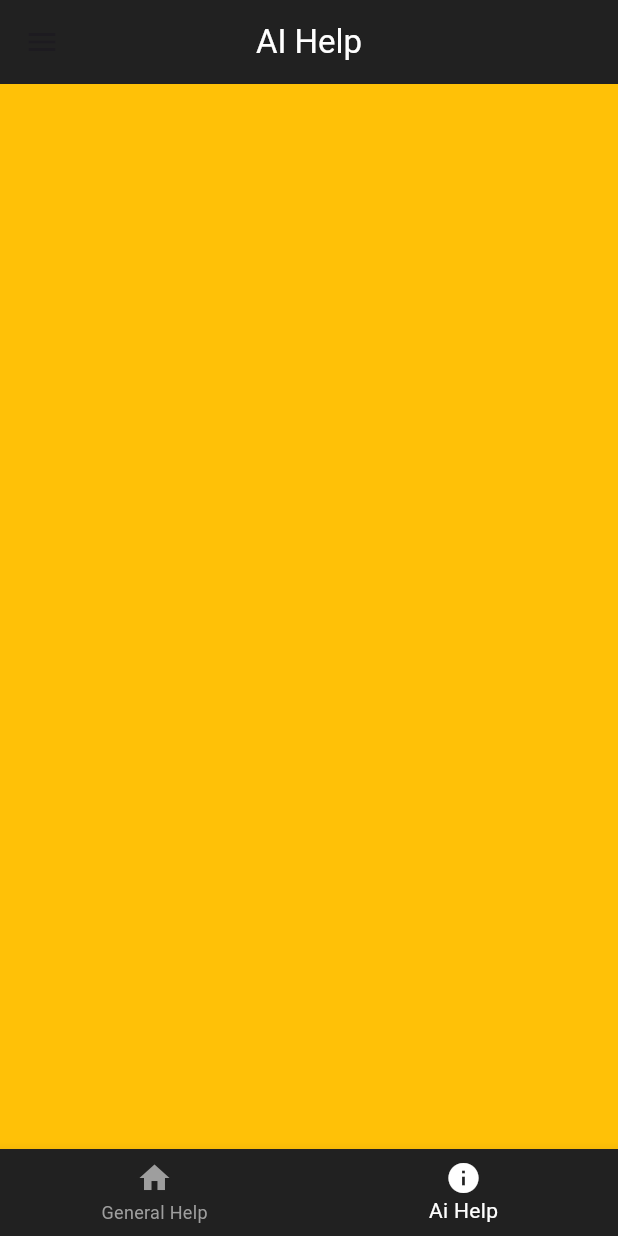
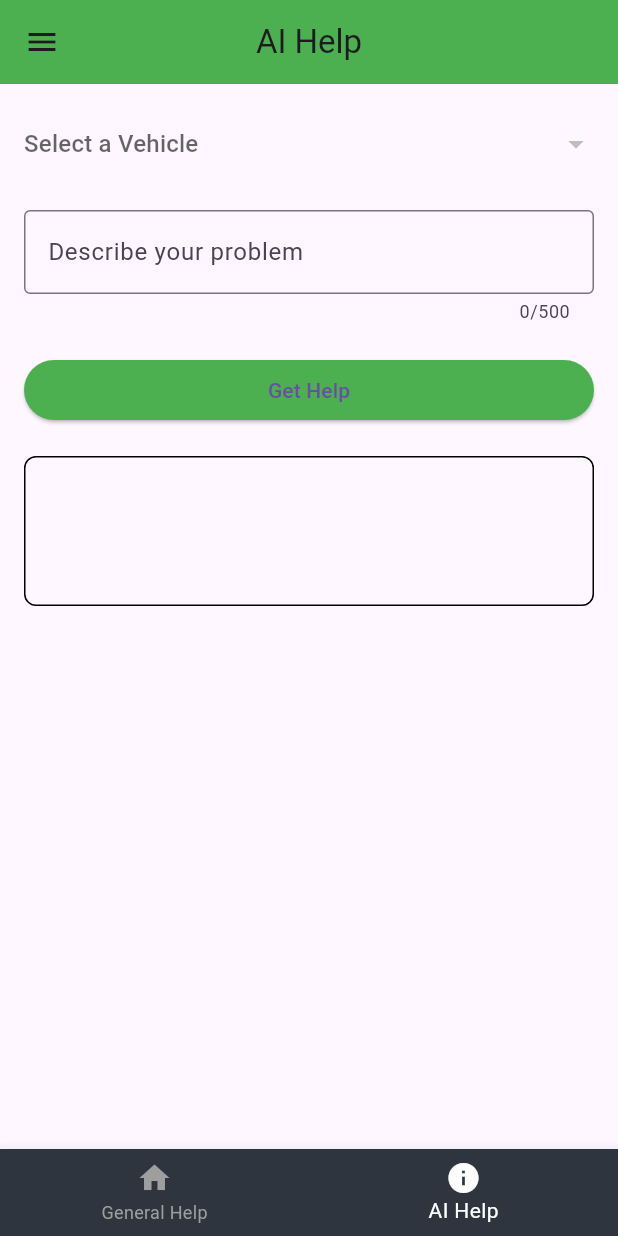
Before and after one commit to CSCI4100U/mobile-group-project-2023-abdul-alam-li-rana, a Flutter app: the AiHelp screen opened directly, on a phone screen of 412 x 824 dp. Run offline on Flutter 3.47's test engine with Material 3 defaults, Android fonts, the light colour scheme and no system bars; our stand-ins replace cloud_firestore, firebase_auth, firebase_core, firebase_storage, flutter_local_notifications, flutter_svg and 5 more; missing offline and left inert: mapbox_gl, mapbox_polyline_points; accounts and stored records are empty.

Commit message:
updated AI page, added service database options fixed glitch of vehicle details

```diff
--- a/final_project/lib/ai_help.dart
+++ b/final_project/lib/ai_help.dart
@@ -1,7 +1,9 @@
-import 'package:final_project/help_page.dart';
 import 'package:flutter/material.dart';
-
+import 'vehicle.dart';
+import 'vehicle_dropdown.dart';
 import 'sidebar.dart';
+import 'dbops.dart';
+import 'help_page.dart';
 
 class AiHelp extends StatefulWidget {
   @override
@@ -9,31 +11,123 @@ class AiHelp extends StatefulWidget {
 }
 
 class _AiHelpState extends State<AiHelp> {
-  int _selectedIndex = 1; // Set to 1 for the second option
+  int _selectedIndex = 1;
+  List<Vehicle> _userVehicles = [];
+  Vehicle? _selectedVehicle;
+  String _description = '';
+  String _apiResponse = '';
+
+  final TextEditingController _descriptionController = TextEditingController();
   final GlobalKey<ScaffoldState> _scaffoldKey = GlobalKey<ScaffoldState>();
+
+  @override
+  void initState() {
+    super.initState();
+    _loadUserVehicles();
+  }
+
+  Future<void> _loadUserVehicles() async {
+    List<Vehicle> vehicles = await getVehicle();
+    setState(() {
+      _userVehicles = vehicles;
+    });
+  }
+
+  void _getHelp() {
+    if (_selectedVehicle == null || _description.isEmpty) {
+      showDialog(
+        context: context,
+        builder: (BuildContext context) {
+          return AlertDialog(
+            title: Text('Missing Information'),
+            content: Text('Please select a vehicle and enter a description.'),
+            actions: <Widget>[
+              TextButton(
+                child: Text('OK'),
+                onPressed: () {
+                  Navigator.of(context).pop(); // Dismiss the dialog
+                },
+              ),
+            ],
+          );
+        },
+      );
+      return;
+    }
+
+    // Call your API here and update _apiResponse
+    // For now, this is just a placeholder response
+    setState(() {
+      _apiResponse = 'Response from the API based on Vehicle: ${_selectedVehicle!.make} and Description: $_description';
+    });
+  }
 
   @override
   Widget build(BuildContext context) {
     return Scaffold(
-      backgroundColor: Colors.amber,
       key: _scaffoldKey,
       appBar: AppBar(
-        backgroundColor: Colors.grey[900],
-        title: Text('AI Help',
-        style: TextStyle(color: Colors.white),),
+        backgroundColor: Color(0xFF4CAF50), // Green color for the AppBar
+        title: Text('AI Help'),
         centerTitle: true,
         leading: IconButton(
           icon: Icon(Icons.menu),
-          onPressed: () {
-            _scaffoldKey.currentState!.openDrawer();
-          },
+          onPressed: () => _scaffoldKey.currentState?.openDrawer(),
         ),
       ),
-      body: Center(
+      drawer: SideMenu(parentContext: context),
+      body: SingleChildScrollView(
+        padding: EdgeInsets.all(16.0),
+        child: Container(
+          child: Column(
+            crossAxisAlignment: CrossAxisAlignment.stretch,
+            children: [
+              VehicleDropdown(
+                vehicles: _userVehicles,
+                onVehicleSelected: _onVehicleSelected,
+              ),
+              SizedBox(height: 20),
+              TextField(
+                controller: _descriptionController,
+                decoration: InputDecoration(
+                  border: OutlineInputBorder(),
+                  labelText: 'Describe your problem',
+                ),
+                maxLength: 500,
+                maxLines: null,
+                onChanged: (value) {
+                  _description = value;
+                },
+              ),
+              SizedBox(height: 20),
+              ElevatedButton(
+                onPressed: _getHelp,
+                style: ElevatedButton.styleFrom(
+                  primary: Color(0xFF4CAF50), // Green color for the button
+                ),
+                child: Text('Get Help'),
+              ),
+              SizedBox(height: 20),
+              Container(
+                height: 100,
+                decoration: BoxDecoration(
+                  border: Border.all(color: Colors.black),
+                  borderRadius: BorderRadius.circular(8),
+                ),
+                padding: EdgeInsets.all(8.0),
+                child: SingleChildScrollView(
+                  child: Text(
+                    _apiResponse,
+                    style: TextStyle(fontSize: 16),
+                  ),
+                ),
+              ),
+            ],
+          ),
+        ),
       ),
-      drawer: SideMenu(parentContext: context),
       bottomNavigationBar: BottomNavigationBar(
-        backgroundColor: Colors.grey[900],
+        backgroundColor: Color(0xFF2E353F), // Dark gray color
         selectedItemColor: Colors.white,
         unselectedItemColor: Colors.grey[500],
         items: [
@@ -43,7 +137,7 @@ class _AiHelpState extends State<AiHelp> {
           ),
           BottomNavigationBarItem(
             icon: Icon(Icons.info),
-            label: 'Ai Help',
+            label: 'AI Help',
           ),
         ],
         currentIndex: _selectedIndex,
@@ -52,20 +146,25 @@ class _AiHelpState extends State<AiHelp> {
     );
   }
 
-  // Handle bottom navigation bar item tap
+
   void _onItemTapped(int index) {
     setState(() {
       _selectedIndex = index;
-      // Navigate to another page for the second option
+      // Navigate to another page for the first option
       if (_selectedIndex == 0) {
         Navigator.pushReplacement(
           context,
           MaterialPageRoute(
-            builder: (context) =>
-                HelpPage(), // Replace with the actual second page
+            builder: (context) => HelpPage(),
           ),
         );
       }
     });
   }
+
+  void _onVehicleSelected(Vehicle? selectedVehicle) {
+    setState(() {
+      _selectedVehicle = selectedVehicle;
+    });
+  }
 }
```
Also changed, not shown: final_project/lib/dbops.dart (+56 -1 lines), final_project/lib/vehicle_details_page.dart (+3 -10 lines).
